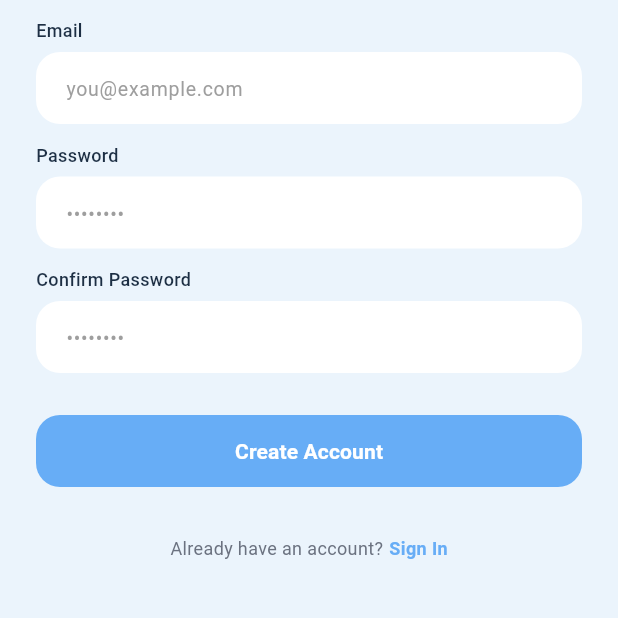
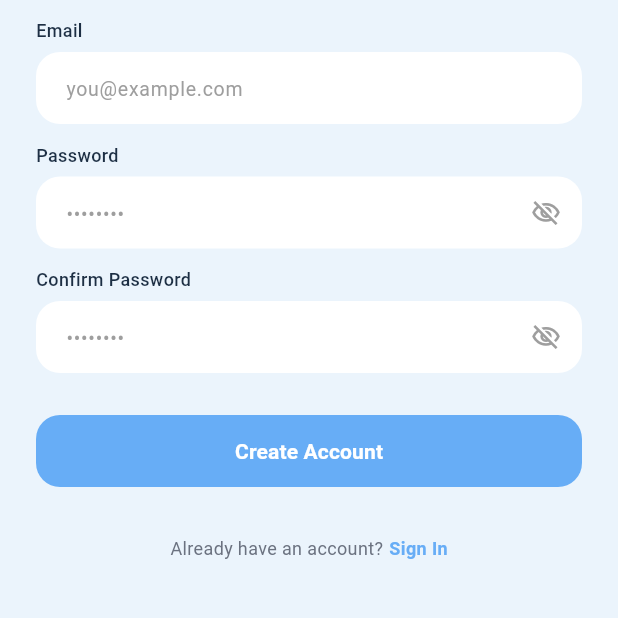
Before and after one commit to Mariamadham8/one_tap, a Flutter app: the RegisterPage screen opened directly, on a phone screen of 412 x 824 dp, the part 335-953 px from its top. Run offline on Flutter 3.47's test engine with Material 3 defaults, Android fonts, the phone set to English and light mode, and no system bars; our stand-ins replace firebase_auth, firebase_core, flutter_riverpod; accounts and stored records are empty; Roboto replaces fonts that are missing (Poppins).

Commit message:
register with mail and input validations done
Co-authored-by: Copilot <copilot@github.com>

```diff
--- /dev/null
+++ b/lib/core/utils/app_validators.dart
@@ -0,0 +1,26 @@
+class AppValidators {
+  static String? name(String? value) {
+    if (value == null || value.trim().isEmpty) return 'Name is required';
+    if (value.trim().length < 2) return 'Name must be at least 2 characters';
+    return null;
+  }
+
+  static String? email(String? value) {
+    if (value == null || value.trim().isEmpty) return 'Email is required';
+    final emailRegex = RegExp(r'^[\w-.]+@([\w-]+\.)+[\w-]{2,4}$');
+    if (!emailRegex.hasMatch(value.trim())) return 'Enter a valid email';
+    return null;
+  }
+
+  static String? password(String? value) {
+    if (value == null || value.isEmpty) return 'Password is required';
+    if (value.length < 6) return 'Password must be at least 6 characters';
+    return null;
+  }
+
+  static String? confirmPassword(String? value, String password) {
+    if (value == null || value.isEmpty) return 'Please confirm your password';
+    if (value != password) return 'Passwords do not match';
+    return null;
+  }
+}
--- /dev/null
+++ b/lib/core/widgets/custom_text_feild.dart
@@ -0,0 +1,74 @@
+import 'package:flutter/material.dart';
+
+class CustomTextField extends StatefulWidget {
+  final TextEditingController controller;
+  final String hint;
+  final TextInputType keyboardType;
+  final bool isPassword;
+  final String? Function(String?)? validator;
+
+  const CustomTextField({
+    super.key,
+    required this.controller,
+    required this.hint,
+    this.keyboardType = TextInputType.text,
+    this.isPassword = false,
+    this.validator,
+  });
+
+  @override
+  State<CustomTextField> createState() => _CustomTextFieldState();
+}
+
+class _CustomTextFieldState extends State<CustomTextField> {
+  bool _obscure = true;
+
+  @override
+  Widget build(BuildContext context) {
+    return TextFormField(
+      controller: widget.controller,
+      keyboardType: widget.keyboardType,
+      validator: widget.validator,
+      obscureText: widget.isPassword ? _obscure : false,
+      autovalidateMode: AutovalidateMode.onUserInteraction,
+      decoration: InputDecoration(
+        hintText: widget.hint,
+        hintStyle: const TextStyle(color: Colors.grey, fontSize: 13),
+        filled: true,
+        fillColor: Colors.white,
+        suffixIcon: widget.isPassword
+            ? IconButton(
+                icon: Icon(
+                  _obscure
+                      ? Icons.visibility_off_outlined
+                      : Icons.visibility_outlined,
+                  color: Colors.grey,
+                  size: 20,
+                ),
+                onPressed: () => setState(() => _obscure = !_obscure),
+              )
+            : null,
+        enabledBorder: OutlineInputBorder(
+          borderRadius: BorderRadius.circular(16),
+          borderSide: BorderSide.none,
+        ),
+        focusedBorder: OutlineInputBorder(
+          borderRadius: BorderRadius.circular(16),
+          borderSide: const BorderSide(color: Color(0xFF67ADF6), width: 1.5),
+        ),
+        errorBorder: OutlineInputBorder(
+          borderRadius: BorderRadius.circular(16),
+          borderSide: const BorderSide(color: Color(0xFFE53935), width: 1.5),
+        ),
+        focusedErrorBorder: OutlineInputBorder(
+          borderRadius: BorderRadius.circular(16),
+          borderSide: const BorderSide(color: Color(0xFFE53935), width: 1.5),
+        ),
+        contentPadding: const EdgeInsets.symmetric(
+          horizontal: 16,
+          vertical: 12,
+        ),
+      ),
+    );
+  }
+}
--- /dev/null
+++ b/lib/features/auth/data/firebase_auth_services.dart
@@ -0,0 +1,27 @@
+import 'package:firebase_auth/firebase_auth.dart';
+
+class AuthService {
+  final FirebaseAuth _auth = FirebaseAuth.instance;
+
+  Future<UserCredential> register(String email, String password) async {
+    return await _auth.createUserWithEmailAndPassword(
+      email: email,
+      password: password,
+    );
+  }
+
+  Future<UserCredential> login(String email, String password) async {
+    return await _auth.signInWithEmailAndPassword(
+      email: email,
+      password: password,
+    );
+  }
+
+  Future<void> sendVerifyEmail() async {
+    await _auth.currentUser?.sendEmailVerification();
+  }
+
+  Future<void> resetPassword(String email) async {
+    await _auth.sendPasswordResetEmail(email: email);
+  }
+}
--- /dev/null
+++ b/lib/features/auth/providers/auth_provider.dart
@@ -0,0 +1,6 @@
+import 'package:flutter_riverpod/flutter_riverpod.dart';
+import '../data/firebase_auth_services.dart';
+
+final authServiceProvider = Provider<AuthService>((ref) {
+  return AuthService();
+});
--- a/lib/features/auth/view/register_page.dart
+++ b/lib/features/auth/view/register_page.dart
@@ -1,16 +1,68 @@
 import 'package:flutter/material.dart';
+import 'package:flutter_riverpod/flutter_riverpod.dart';
+import 'package:one_tap/core/utils/app_validators.dart';
+import 'package:one_tap/core/widgets/custom_text_feild.dart';
+import 'package:one_tap/features/auth/providers/auth_provider.dart';
 import 'verify_email_page.dart';
 
-class RegisterPage extends StatelessWidget {
+class RegisterPage extends ConsumerStatefulWidget {
   const RegisterPage({super.key});
 
   @override
+  ConsumerState<RegisterPage> createState() => _RegisterPageState();
+}
+
+class _RegisterPageState extends ConsumerState<RegisterPage> {
+  final _formKey = GlobalKey<FormState>();
+  final _nameController = TextEditingController();
+  final _emailController = TextEditingController();
+  final _passwordController = TextEditingController();
+  final _confirmPasswordController = TextEditingController();
+  bool _isLoading = false;
+
+  @override
+  void dispose() {
+    _nameController.dispose();
+    _emailController.dispose();
+    _passwordController.dispose();
+    _confirmPasswordController.dispose();
+    super.dispose();
+  }
+
+  Future<void> _register() async {
+    if (!_formKey.currentState!.validate()) return;
+
+    setState(() => _isLoading = true);
+
+    final authService = ref.read(authServiceProvider);
+    await authService.register(
+      _emailController.text.trim(),
+      _passwordController.text.trim(),
+    );
+
+    if (mounted) {
+      setState(() => _isLoading = false);
+      Navigator.push(
+        context,
+        MaterialPageRoute(builder: (context) => const VerifyEmailPage()),
+      );
+    }
+  }
+
+  @override
   Widget build(BuildContext context) {
-    return Scaffold(
+    return Stack(
+      children: [
+        Scaffold(
           backgroundColor: const Color(0xFFEBF4FC),
           body: SafeArea(
             child: SingleChildScrollView(
-          padding: const EdgeInsets.symmetric(horizontal: 24.0, vertical: 16.0),
+              padding: const EdgeInsets.symmetric(
+                horizontal: 24.0,
+                vertical: 16.0,
+              ),
+              child: Form(
+                key: _formKey,
                 child: Column(
                   crossAxisAlignment: CrossAxisAlignment.start,
                   children: [
@@ -54,29 +106,11 @@ class RegisterPage extends StatelessWidget {
                       ),
                     ),
                     const SizedBox(height: 6),
-              Container(
-                decoration: BoxDecoration(
-                  color: Colors.white,
-                  borderRadius: BorderRadius.circular(16),
-                ),
-                child: TextFormField(
-                  decoration: InputDecoration(
-                    hintText: 'Mariem',
-                    hintStyle: const TextStyle(
-                      color: Colors.grey,
-                      fontSize: 13,
-                    ),
-                    border: OutlineInputBorder(
-                      borderRadius: BorderRadius.circular(16),
-                      borderSide: BorderSide.none,
-                    ),
-                    contentPadding: const EdgeInsets.symmetric(
-                      horizontal: 16,
-                      vertical: 12,
-                    ),
-                  ),
+                    CustomTextField(
+                      controller: _nameController,
+                      hint: 'Mariem',
                       keyboardType: TextInputType.name,
-                ),
+                      validator: AppValidators.name,
                     ),
                     const SizedBox(height: 12),
                     const Text(
@@ -88,29 +122,11 @@ class RegisterPage extends StatelessWidget {
                       ),
                     ),
                     const SizedBox(height: 6),
-              Container(
-                decoration: BoxDecoration(
-                  color: Colors.white,
-                  borderRadius: BorderRadius.circular(16),
-                ),
-                child: TextFormField(
-                  decoration: InputDecoration(
-                    hintText: 'you@example.com',
-                    hintStyle: const TextStyle(
-                      color: Colors.grey,
-                      fontSize: 13,
-                    ),
-                    border: OutlineInputBorder(
-                      borderRadius: BorderRadius.circular(16),
-                      borderSide: BorderSide.none,
-                    ),
-                    contentPadding: const EdgeInsets.symmetric(
-                      horizontal: 16,
-                      vertical: 12,
-                    ),
-                  ),
+                    CustomTextField(
+                      controller: _emailController,
+                      hint: 'you@example.com',
                       keyboardType: TextInputType.emailAddress,
-                ),
+                      validator: AppValidators.email,
                     ),
                     const SizedBox(height: 12),
                     const Text(
@@ -122,29 +138,11 @@ class RegisterPage extends StatelessWidget {
                       ),
                     ),
                     const SizedBox(height: 6),
-              Container(
-                decoration: BoxDecoration(
-                  color: Colors.white,
-                  borderRadius: BorderRadius.circular(16),
-                ),
-                child: TextFormField(
-                  decoration: InputDecoration(
-                    hintText: '••••••••',
-                    hintStyle: const TextStyle(
-                      color: Colors.grey,
-                      fontSize: 13,
-                    ),
-                    border: OutlineInputBorder(
-                      borderRadius: BorderRadius.circular(16),
-                      borderSide: BorderSide.none,
-                    ),
-                    contentPadding: const EdgeInsets.symmetric(
-                      horizontal: 16,
-                      vertical: 12,
-                    ),
-                  ),
-                  obscureText: true,
-                ),
+                    CustomTextField(
+                      controller: _passwordController,
+                      hint: '••••••••',
+                      isPassword: true,
+                      validator: AppValidators.password,
                     ),
                     const SizedBox(height: 12),
                     const Text(
@@ -156,43 +154,20 @@ class RegisterPage extends StatelessWidget {
                       ),
                     ),
                     const SizedBox(height: 6),
-              Container(
-                decoration: BoxDecoration(
-                  color: Colors.white,
-                  borderRadius: BorderRadius.circular(16),
-                ),
-                child: TextFormField(
-                  decoration: InputDecoration(
-                    hintText: '••••••••',
-                    hintStyle: const TextStyle(
-                      color: Colors.grey,
-                      fontSize: 13,
-                    ),
-                    border: OutlineInputBorder(
-                      borderRadius: BorderRadius.circular(16),
-                      borderSide: BorderSide.none,
-                    ),
-                    contentPadding: const EdgeInsets.symmetric(
-                      horizontal: 16,
-                      vertical: 12,
-                    ),
-                  ),
-                  obscureText: true,
+                    CustomTextField(
+                      controller: _confirmPasswordController,
+                      hint: '••••••••',
+                      isPassword: true,
+                      validator: (value) => AppValidators.confirmPassword(
+                        value,
+                        _passwordController.text,
                       ),
                     ),
                     const SizedBox(height: 28),
                     SizedBox(
                       width: double.infinity,
                       child: ElevatedButton(
-                  onPressed: () {
-                    // TODO: Add actual Firebase register logic later
-                    Navigator.push(
-                      context,
-                      MaterialPageRoute(
-                        builder: (context) => const VerifyEmailPage(),
-                      ),
-                    );
-                  },
+                        onPressed: _isLoading ? null : _register,
                         style: ElevatedButton.styleFrom(
                           padding: const EdgeInsets.symmetric(vertical: 14),
                           backgroundColor: const Color(0xFF67ADF6),
@@ -204,7 +179,10 @@ class RegisterPage extends StatelessWidget {
                         ),
                         child: const Text(
                           'Create Account',
-                    style: TextStyle(fontSize: 14, fontWeight: FontWeight.bold),
+                          style: TextStyle(
+                            fontSize: 14,
+                            fontWeight: FontWeight.bold,
+                          ),
                         ),
                       ),
                     ),
@@ -214,13 +192,14 @@ class RegisterPage extends StatelessWidget {
                       children: [
                         const Text(
                           'Already have an account?',
-                    style: TextStyle(color: Color(0xFF6B7280), fontSize: 12),
+                          style: TextStyle(
+                            color: Color(0xFF6B7280),
+                            fontSize: 12,
+                          ),
                         ),
                         const SizedBox(width: 4),
                         GestureDetector(
-                    onTap: () {
-                      Navigator.pop(context);
-                    },
+                          onTap: () => Navigator.pop(context),
                           child: const Text(
                             'Sign In',
                             style: TextStyle(
@@ -236,6 +215,16 @@ class RegisterPage extends StatelessWidget {
                 ),
               ),
             ),
+          ),
+        ),
+        if (_isLoading)
+          Container(
+            color: Colors.black.withOpacity(0.3),
+            child: const Center(
+              child: CircularProgressIndicator(color: Color(0xFF67ADF6)),
+            ),
+          ),
+      ],
     );
   }
 }
--- a/lib/main.dart
+++ b/lib/main.dart
@@ -1,12 +1,14 @@
+import 'package:firebase_core/firebase_core.dart';
 import 'package:flutter/material.dart';
 import 'package:flutter_riverpod/flutter_riverpod.dart';
+import 'package:one_tap/firebase_options.dart';
 import 'core/theme/app_theme.dart';
 import 'features/splash/splash_page.dart';
 
 void main() async {
   WidgetsFlutterBinding.ensureInitialized();
-  // TODO: Add firebase_options.dart and initialization here
-  // await Firebase.initializeApp(options: DefaultFirebaseOptions.currentPlatform);
+
+  await Firebase.initializeApp(options: DefaultFirebaseOptions.currentPlatform);
   runApp(const ProviderScope(child: SkillSwapApp()));
 }
 
```
Also changed, not shown: 1 other file. Lines whose indentation alone changed are shown as unchanged.
